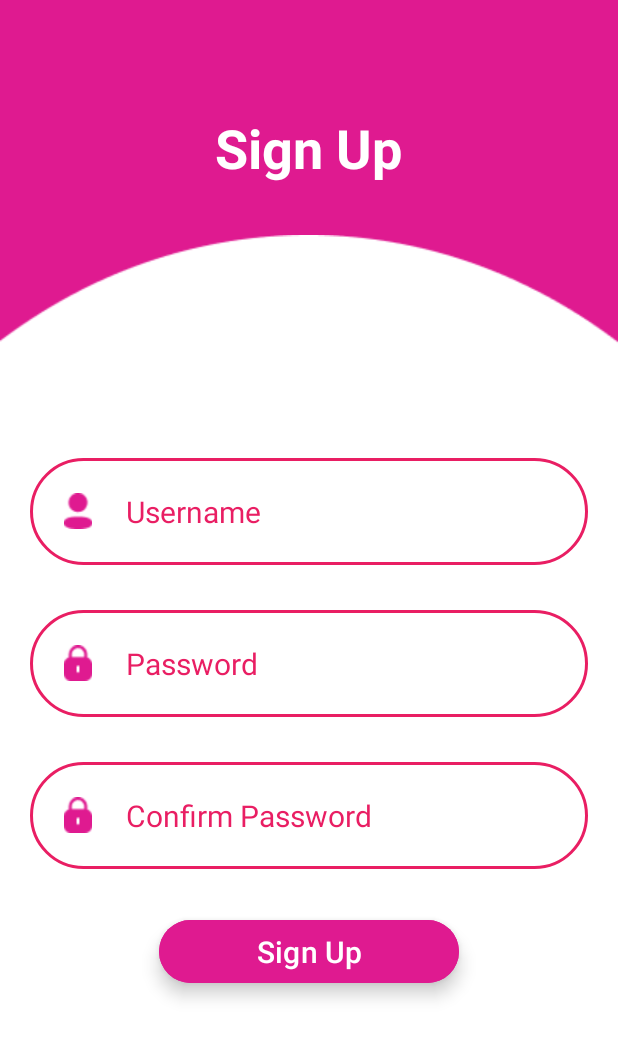
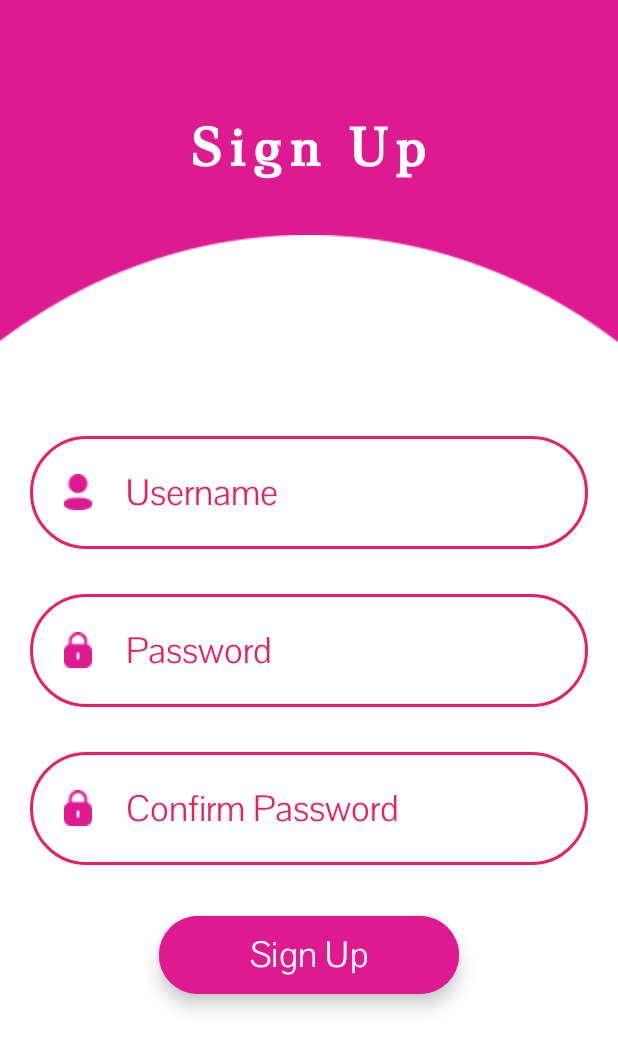
Before and after one commit to jankidarandale92/SHE_Solves_Team_Zenith, an Android app: the layout sign_up.xml on its own in the app's theme, with its tools: preview values and no code run, on a phone screen of 412 x 824 dp. Shown: the top 1049 px of the screen. Run offline under Robolectric (Android 15) with nearby library versions, the phone set to English and light mode, and no system bars.

Commit message:
Fonts Directory setup and implementation of fonts in the home and signup page

```diff
--- a/app/src/main/res/layout/sign_up.xml
+++ b/app/src/main/res/layout/sign_up.xml
@@ -14,7 +14,9 @@
         android:text="@string/sign_up"
         android:textColor="@android:color/white"
         android:textSize="36dp"
+        android:fontFamily="@font/title_font"
         android:textStyle="bold"
+        android:letterSpacing="0.15"
         app:layout_constraintBottom_toTopOf="@+id/bg_white_img"
         app:layout_constraintEnd_toEndOf="parent"
         app:layout_constraintHorizontal_bias="0.498"
@@ -72,9 +74,10 @@
                 android:layout_height="wrap_content"
                 android:background="@null"
                 android:hint="Username"
+                android:fontFamily="@font/pontano_sans"
                 android:paddingVertical="12dp"
                 android:textColorHint="#E91E63"
-                android:textSize="20sp" /> <!-- Better touch area -->
+                android:textSize="24sp" /> <!-- Better touch area -->
         </LinearLayout>
 
         <!-- Password Field -->
@@ -100,10 +103,11 @@
                 android:layout_height="wrap_content"
                 android:background="@null"
                 android:hint="Password"
+                android:fontFamily="@font/pontano_sans"
                 android:inputType="textPassword"
                 android:paddingVertical="12dp"
                 android:textColorHint="#E91E63"
-                android:textSize="20sp" />
+                android:textSize="24sp" />
         </LinearLayout>
 
         <!-- Confirm Password Field -->
@@ -131,22 +135,24 @@
                 android:hint="Confirm Password"
                 android:inputType="textPassword"
                 android:paddingVertical="12dp"
+                android:fontFamily="@font/pontano_sans"
                 android:textColorHint="#E91E63"
-                android:textSize="20sp" />
+                android:textSize="24sp" />
         </LinearLayout>
 
         <Button
             android:id="@+id/btn_signup"
             android:layout_width="200dp"
-            android:layout_height="50dp"
+            android:layout_height="60dp"
             android:layout_margin="30dp"
             android:layout_gravity="center"
             android:backgroundTint="@color/primary"
             android:elevation="3dp"
+            android:fontFamily="@font/pontano_sans"
             android:stateListAnimator="@null"
             android:text="@string/sign_up"
             android:textColor="@android:color/white"
-            android:textSize="20sp"
+            android:textSize="24sp"
             android:translationZ="4dp" />
 
     </LinearLayout>
```
Also changed, not shown: app/src/main/res/layout/activity_main.xml (+8 -2 lines), app/src/main/res/font/ponnala.ttf (added), app/src/main/res/font/pontano_sans.ttf (added), app/src/main/res/font/pontano_sans_font.ttf (added), app/src/main/res/font/pt_sans_bold.ttf (added), app/src/main/res/font/title_font.ttf (added), app/src/main/res/font/title_font1.ttf (added).
